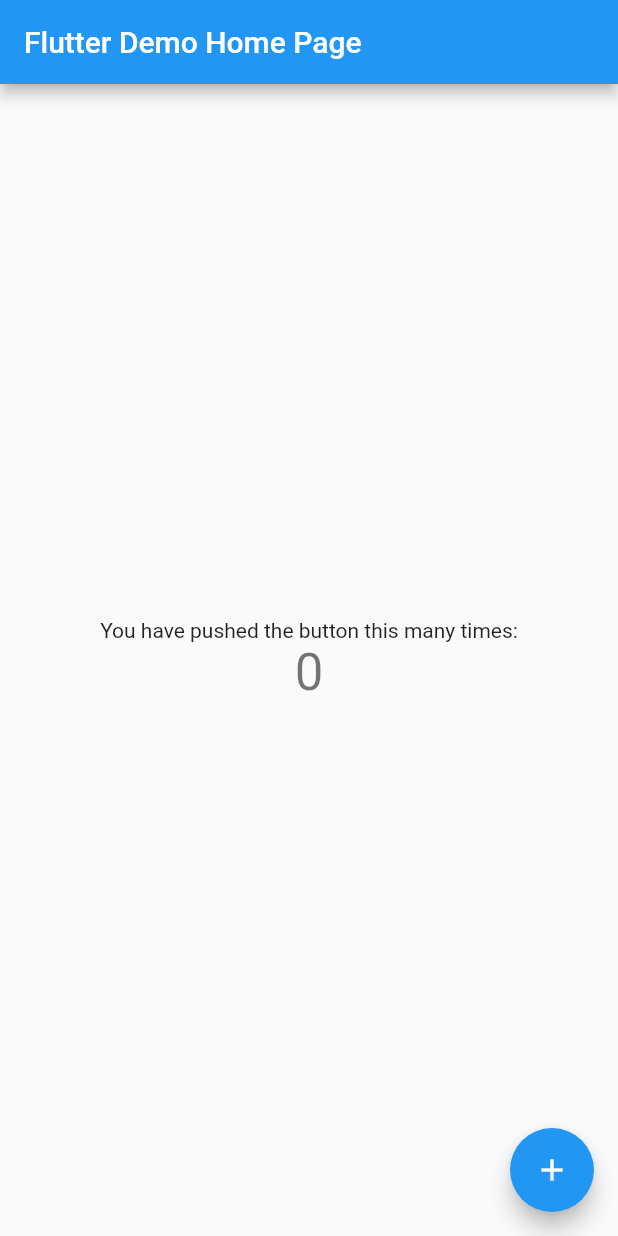
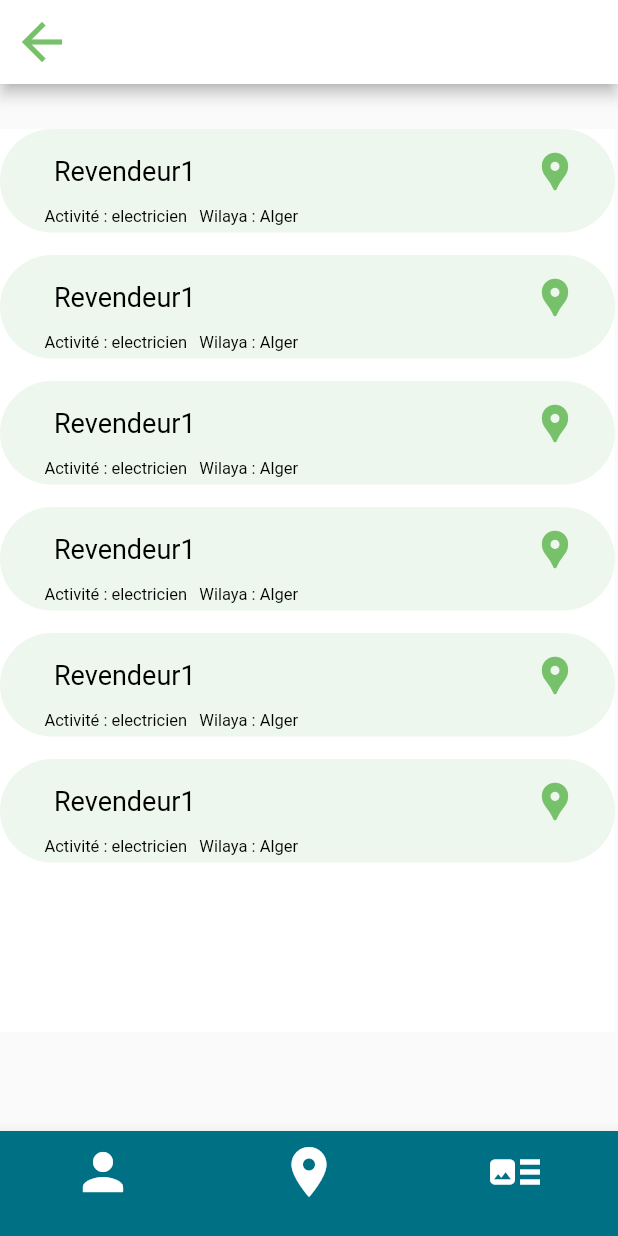
Before and after one commit to AminaDraceni/BMS_Challenge_junction, a Flutter app: the screen it shows after launch, on a phone screen of 412 x 824 dp. Run offline on Flutter 3.47's test engine with Material 2 defaults, Android fonts, the phone set to English and light mode, and no system bars; our stand-ins replace cloud_firestore; accounts and stored records are empty; Roboto replaces fonts that are missing (OpenSans).

Commit message:
first commit

```diff
--- /dev/null
+++ b/lib/Goodins.dart
@@ -0,0 +1 @@
+enum Goodins { tablier, banner, sac, carnet, stylo }
--- /dev/null
+++ b/lib/Marque.dart
@@ -0,0 +1 @@
+enum Marque { Bms, MonoElectric, LEGRAND, Schneider, Energical, CHINT, autre }
--- a/lib/main.dart
+++ b/lib/main.dart
@@ -1,5 +1,5 @@
 import 'package:flutter/material.dart';
-import 'package:firebase_core/firebase_core.dart';
+import 'package:cloud_firestore/cloud_firestore.dart';
 void main() => runApp(MyApp());
 
 class MyApp extends StatelessWidget {
@@ -44,68 +44,305 @@ class MyHomePage extends StatefulWidget {
 }
 
 class _MyHomePageState extends State<MyHomePage> {
-  int _counter = 0;
 
-  void _incrementCounter() {
-    setState(() {
-      // This call to setState tells the Flutter framework that something has
-      // changed in this State, which causes it to rerun the build method below
-      // so that the display can reflect the updated values. If we changed
-      // _counter without calling setState(), then the build method would not be
-      // called again, and so nothing would appear to happen.
-      _counter++;
-    });
-  }
+
 
   @override
   Widget build(BuildContext context) {
-    // This method is rerun every time setState is called, for instance as done
-    // by the _incrementCounter method above.
-    //
-    // The Flutter framework has been optimized to make rerunning build methods
-    // fast, so that you can just rebuild anything that needs updating rather
-    // than having to individually change instances of widgets.
     return Scaffold(
+
+      bottomNavigationBar: BottomNavigationBar(
+        backgroundColor: Color(0xff007185),
+        items: const <BottomNavigationBarItem>[
+          BottomNavigationBarItem(
+            icon: Icon(Icons.person, color: Colors.white, size: 40),
+            title: Text(""),
+          ),
+          BottomNavigationBarItem(
+            icon: Icon(Icons.location_on, color: Colors.white, size: 40),
+            title: Text(""),
+          ),
+          BottomNavigationBarItem(
+            icon: Icon(Icons.art_track, color: Colors.white, size: 40),
+            title: Text(""),
+          ),
+        ],
+      ),
+
       appBar: AppBar(
         // Here we take the value from the MyHomePage object that was created by
         // the App.build method, and use it to set our appbar title.
-        title: Text(widget.title),
+        leading: IconButton(icon: Icon(Icons.arrow_back,size: 40, color: Color(0xFF77C16B)), onPressed: null),
+        bottomOpacity: 0,
+        backgroundColor: Colors.white,
+
       ),
-      body: Center(
-        // Center is a layout widget. It takes a single child and positions it
-        // in the middle of the parent.
-        child: Column(
-          // Column is also a layout widget. It takes a list of children and
-          // arranges them vertically. By default, it sizes itself to fit its
-          // children horizontally, and tries to be as tall as its parent.
-          //
-          // Invoke "debug painting" (press "p" in the console, choose the
-          // "Toggle Debug Paint" action from the Flutter Inspector in Android
-          // Studio, or the "Toggle Debug Paint" command in Visual Studio Code)
-          // to see the wireframe for each widget.
-          //
-          // Column has various properties to control how it sizes itself and
-          // how it positions its children. Here we use mainAxisAlignment to
-          // center the children vertically; the main axis here is the vertical
-          // axis because Columns are vertical (the cross axis would be
-          // horizontal).
-          mainAxisAlignment: MainAxisAlignment.center,
-          children: <Widget>[
+      body:// resselers all
+Column(
+
+
+
+  children: [
+    SizedBox(height: 30,),
+        Container(
+
+      width: 410,
+
+      height: 602,
+
+      decoration: BoxDecoration(
+
+        color: const Color(0xffffffff)
+
+    ),
+
+
+
+      child :  ListView.builder(
+
+                itemCount: 6,
+
+                  itemBuilder: (context, i){
+
+
+
+                      return  Container( child: Column(
+                        children: [
+                          Container(
+
+                     child :ListTile(
+
+        title:
+
+        Row (
+
+            crossAxisAlignment: CrossAxisAlignment.center,
+
+            children : <Widget>[
+
+              SizedBox(width: 20,),
+
            Text(
-              'You have pushed the button this many times:',
+
+          "Revendeur1",
+
+          style: const TextStyle(
+
+                                color:  const Color(0xff000000),
+
+                                fontWeight: FontWeight.w400,
+
+                                fontFamily: "OpenSans",
+
+                                fontStyle:  FontStyle.normal,
+
+                                fontSize: 18.0
+
     ),
-            Text(
-              '$_counter',
-              style: Theme.of(context).textTheme.display1,
+
+          textAlign: TextAlign.center
+
           ),
+
+          Spacer(flex:2),
+
+          /* SizedBox(
+
+           width: (MediaQuery.of(context).size.width) * 0.34,
+
+           height: (MediaQuery.of(context).size.height) * 0.025,
+
+                child: Text(  "Wilaya : "+ "Alger",
+
+                                style: const TextStyle(
+
+        color:  const Color(0xff000000),
+
+        fontWeight: FontWeight.w400,
+
+        fontFamily: "OpenSans",
+
+        fontStyle:  FontStyle.normal,
+
+        fontSize: 11.0
+
+    ),
+
+       textAlign: TextAlign.left                     //textAlign: TextAlign.left
+
+                          ),), */
+
+                            /*Refus d'une invitation*/
+
+
+
+                            /*Acceptation d'une invitation*/
+
+                                 IconButton(onPressed:()=>  null,//a changer
+
+                                 icon: Icon(
+
+                                Icons.location_pin,
+
+                                 color:  const Color(0xff77c16b),
+
+                                 size: 30,
+
+                                ),)]),
+
+         subtitle :   Text(
+
+                              "     Activité : "+ "electricien"  "   Wilaya : "+ "Alger",
+
+                              style: const TextStyle(
+
+        color:  const Color(0xff000000),
+
+        fontWeight: FontWeight.w400,
+
+        fontFamily: "OpenSans",
+
+        fontStyle:  FontStyle.normal,
+
+        fontSize: 11.0
+
+    ),
+
+                              textAlign: TextAlign.left
+
+                              ),
+
+                                   onTap:null, /*_quittergroupe(document.documentID),*/
+
+                              ),
+
+
+
+                              decoration: BoxDecoration(
+
+        color:Colors.green.withOpacity(0.1),
+
+        borderRadius: BorderRadius.circular(40),
+
+
+
+    )
+
+                              ),
+                              SizedBox(height:15 ),
                         ],
                       ),
+
+                          );
+
+
+
+                  },
+
               ),
-      floatingActionButton: FloatingActionButton(
-        onPressed: _incrementCounter,
-        tooltip: 'Increment',
-        child: Icon(Icons.add),
-      ), // This trailing comma makes auto-formatting nicer for build methods.
+
+      /*StreamBuilder(
+
+         stream: Firestore.instance.collection('Resseller').snapshots(),
+
+         builder: (context,snapshot){
+
+        /*Si la liste des invitations est vide affichage du message*/
+
+         if (!snapshot.hasData) return const Text("It's empty",
+
+          style: const TextStyle(
+
+          color:  const Color(0xff3d3d3d),
+
+          fontWeight: FontWeight.w400,
+
+          fontFamily: "Roboto",
+
+          fontStyle:  FontStyle.normal,
+
+          fontSize: 15.0),
+
+      textAlign: TextAlign.left );
+
+       return  ListView.builder(
+
+         itemExtent: 80.0,
+
+         itemCount:snapshot.data.documents.length,
+
+         itemBuilder: (ctx,index )=> (
+
+        buildlistItem(ctx,snapshot.data.documents[index])),);})*/),
+
+
+  ],
+)
+);// resselers all
+
+  }
+
+
+buildlistItem(BuildContext ctx,DocumentSnapshot document ) {
+     return(ListTile(
+    title:Row (
+        crossAxisAlignment: CrossAxisAlignment.start,
+        children : <Widget>[
+       Text(
+      document['nom'],
+      style: const TextStyle(
+          color:  const Color(0xff3d3d3d),
+          fontWeight: FontWeight.w400,
+          fontFamily: "Roboto",
+          fontStyle:  FontStyle.normal,
+          fontSize: 17.0
+      ),
+      textAlign: TextAlign.left
+      ),
+      Spacer(flex:1,),
+       SizedBox(
+       width: (MediaQuery.of(context).size.width) * 0.14,
+       height: (MediaQuery.of(context).size.height) * 0.045,
+            child: Text(  "Wilaya : "+ document['wilaya'],
+                        style: const TextStyle(
+                            color:  const Color(0xff52bf90),
+                            fontWeight: FontWeight.w400,
+                            fontFamily: "Roboto",
+                            fontStyle:  FontStyle.normal,
+                            fontSize: 14.0),
+                        //textAlign: TextAlign.left
+                  ),),
+                    /*Refus d'une invitation*/
+                      IconButton(onPressed:()=> null /*_refuserInvitation(document.documentID)*/,
+                         icon: Icon(
+                        Icons.cancel,
+                         color:  const Color(0xffff5722),
+                         size: 30,),),
+                    /*Acceptation d'une invitation*/
+                         IconButton(onPressed:()=>  null,//a changer
+                         icon: Icon(
+                        Icons.check_circle,
+                         color:  const Color(0xff13ef81),
+                         size: 30,
+                        ),)]),
+     subtitle :   Text(
+                      "Activité : "+ document['activite'],
+                      style: const TextStyle(
+                          color:  const Color(0xde3d3d3d),
+                          fontWeight: FontWeight.w400,
+                          fontFamily: "Roboto",
+                          fontStyle:  FontStyle.normal,
+                          fontSize: 14.0
+                      ),
+                      textAlign: TextAlign.left
+                      ),
+                           onTap:null, /*reseller = new resseller(),
+
+                                         reseller.BDDressellerdoc =  BDD.collection("Resseller").document(document.documentID)
+                                           */
+                      )
                   );
                     }
+
+
 }
--- a/pubspec.yaml
+++ b/pubspec.yaml
@@ -18,6 +18,7 @@ environment:
 
 dependencies:
   firebase_core: ^0.5.3
+  cloud_firestore: any
   flutter:
     sdk: flutter
 
```
Also changed, not shown: lib/AgentMarketing.dart (added, +101 -0 lines), lib/Bms.dart (added, +32 -0 lines), lib/Categorie.dart (added, +8 -0 lines), lib/CategorieCritere.dart (added, +17 -0 lines), lib/Critere.dart (added, +9 -0 lines), lib/Product.dart (added, +10 -0 lines), lib/ProductBms.dart (added, +17 -0 lines), lib/Reseller.dart (added, +105 -0 lines), lib/Statistiques.dart (added, +21 -0 lines), pubspec.lock, 1 other file. Lines whose indentation alone changed are shown as unchanged.
